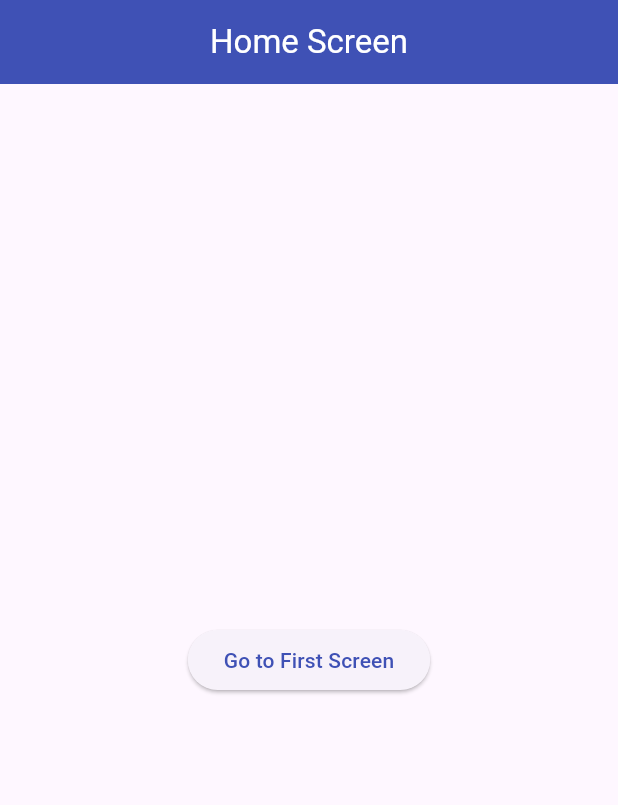
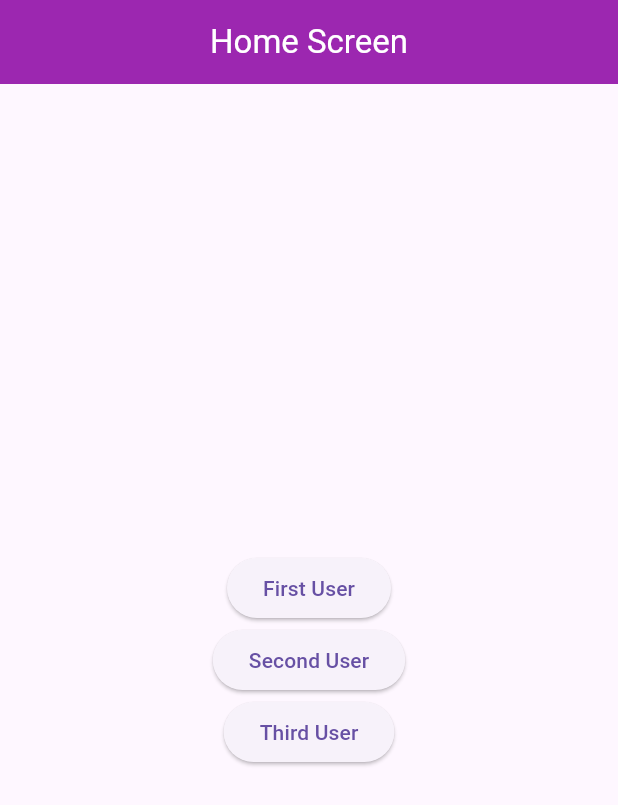
Before and after one commit to ahmadshakir21/Flutter_Test, a Flutter app: the screen it shows after launch, on a phone screen of 412 x 824 dp. Shown: the top 805 px of the screen. Run offline on Flutter 3.47's test engine with Material 3 defaults, Android fonts, the phone set to English and light mode, and no system bars; our stand-ins replace go_router.

Commit message:
Passing data in Go_Router

```diff
--- a/lib/main.dart
+++ b/lib/main.dart
@@ -1,7 +1,5 @@
 import 'package:flutter/material.dart';
-import 'package:go_router/go_router.dart';
-import 'package:my_app/routers/route_config.dart';
-import 'package:my_app/routers/route_constants.dart';
+import 'package:my_app/routes/app_routes.dart';
 
 void main() {
   runApp(const MyApp());
@@ -13,42 +11,8 @@ class MyApp extends StatelessWidget {
   @override
   Widget build(BuildContext context) {
     return MaterialApp.router(
+      debugShowCheckedModeBanner: false,
       routerConfig: router,
-      debugShowCheckedModeBanner: false,
     );
   }
 }
-
-class MyHomePage extends StatefulWidget {
-  const MyHomePage({super.key});
-
-  @override
-  State<MyHomePage> createState() => _MyHomePageState();
-}
-
-class _MyHomePageState extends State<MyHomePage> {
-  @override
-  Widget build(BuildContext context) {
-    return Scaffold(
-      appBar: AppBar(
-        title: const Center(
-          child: Text(
-            "Home Screen",
-            style: TextStyle(color: Colors.white),
-          ),
-        ),
-        backgroundColor: Colors.indigo,
-      ),
-      body: Center(
-        child: ElevatedButton(
-            onPressed: () {
-              context.go(RouteConstants().firstScreen);
-            },
-            child: const Text(
-              "Go to First Screen",
-              style: TextStyle(color: Colors.indigo),
-            )),
-      ),
-    );
-  }
-}
--- a/lib/routers/route_config.dart
+++ /dev/null
@@ -1,25 +0,0 @@
-import 'package:go_router/go_router.dart';
-import 'package:my_app/first_screen.dart';
-import 'package:my_app/main.dart';
-import 'package:my_app/routers/route_constants.dart';
-import 'package:my_app/second_screen.dart';
-import 'package:my_app/third_screen.dart';
-
-final GoRouter router = GoRouter(routes: [
-  GoRoute(
-    path: RouteConstants().homeScreen,
-    builder: (context, state) => const MyHomePage(),
-  ),
-  GoRoute(
-    path: RouteConstants().firstScreen,
-    builder: (context, state) => const FirstScreen(),
-  ),
-  GoRoute(
-    path: RouteConstants().secondScreen,
-    builder: (context, state) => const SecondScreen(),
-  ),
-  GoRoute(
-    path: RouteConstants().thirdScreen,
-    builder: (context, state) => const ThirdScreen(),
-  )
-]);
--- a/lib/routers/route_constants.dart
+++ /dev/null
@@ -1,6 +0,0 @@
-class RouteConstants {
-  final String homeScreen = '/';
-  final String firstScreen = '/first_screen';
-  final String secondScreen = '/second_screen';
-  final String thirdScreen = '/third_screen';
-}
--- /dev/null
+++ b/lib/routes/app_routes.dart
@@ -0,0 +1,15 @@
+import 'package:go_router/go_router.dart';
+import 'package:my_app/screen/detail_screen.dart';
+import 'package:my_app/screen/home_screen.dart';
+
+final router = GoRouter(routes: [
+  GoRoute(path: '/', builder: (context, state) => const HomeScreen()),
+  GoRoute(
+      path: '/details/:user',
+      builder: (context, state) {
+        final user = state.pathParameters["user"]!;
+        return DetailScreen(
+          user: user,
+        );
+      })
+]);
--- /dev/null
+++ b/lib/screen/home_screen.dart
@@ -0,0 +1,50 @@
+import 'package:flutter/material.dart';
+import 'package:go_router/go_router.dart';
+
+class HomeScreen extends StatefulWidget {
+  const HomeScreen({super.key});
+
+  @override
+  State<HomeScreen> createState() => _HomeScreenState();
+}
+
+class _HomeScreenState extends State<HomeScreen> {
+  @override
+  Widget build(BuildContext context) {
+    return Scaffold(
+      appBar: AppBar(
+        backgroundColor: Colors.purple,
+        centerTitle: true,
+        title: const Text(
+          "Home Screen",
+          style: TextStyle(color: Colors.white),
+        ),
+      ),
+      body: Center(
+        child: Column(
+          mainAxisAlignment: MainAxisAlignment.center,
+          children: [
+            ElevatedButton(
+                onPressed: () {
+                  String user1 = "user 1";
+                  context.go('/details/$user1');
+                },
+                child: const Text("First User")),
+            ElevatedButton(
+                onPressed: () {
+                  String user2 = "user 2";
+                  context.go('/details/$user2');
+                },
+                child: const Text("Second User")),
+            ElevatedButton(
+                onPressed: () {
+                  String user3 = "user 3";
+                  context.go('/details/$user3');
+                },
+                child: const Text("Third User"))
+          ],
+        ),
+      ),
+    );
+  }
+}
```
Also changed, not shown: lib/first_screen.dart (deleted, +0 -32 lines), lib/screen/detail_screen.dart (added, +34 -0 lines), lib/second_screen.dart (deleted, +0 -32 lines), lib/third_screen.dart (deleted, +0 -32 lines).
